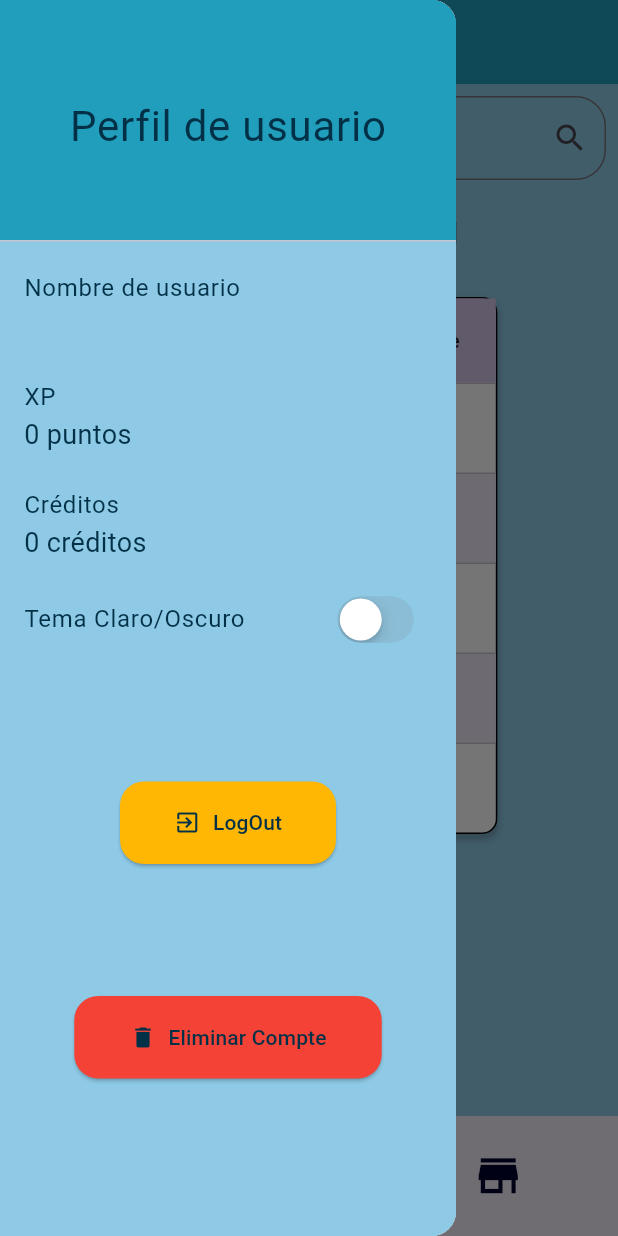
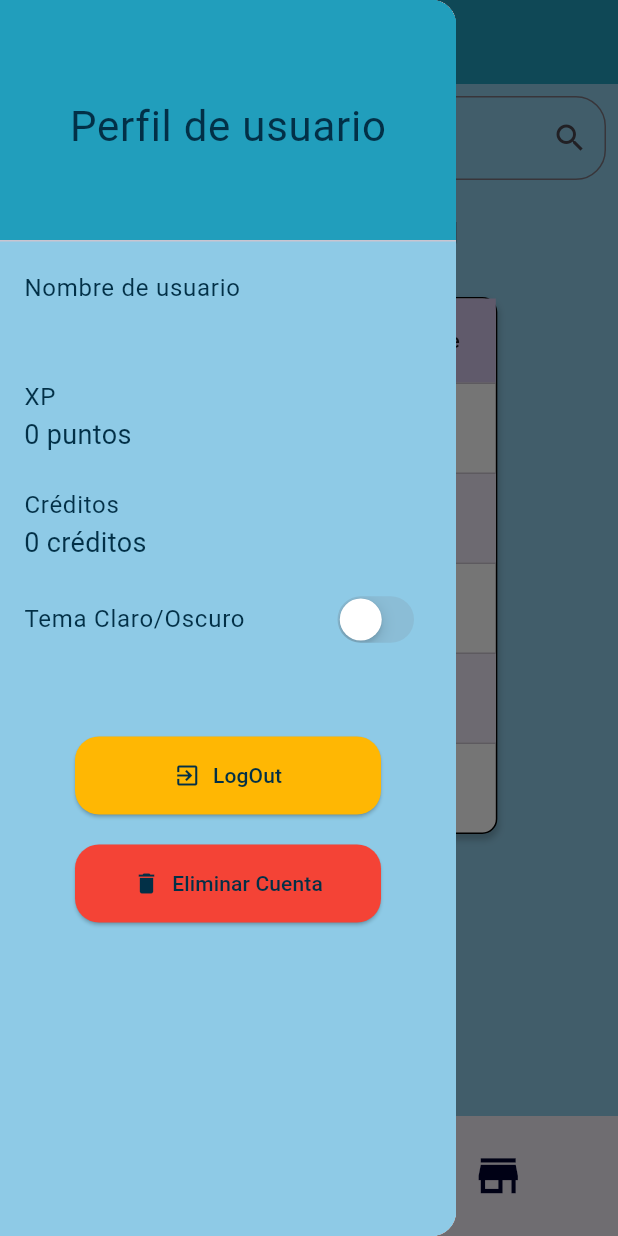
Before and after one commit to antoniofdez20/practica_final_flutter, a Flutter app: the RankingScreen screen opened by its route, with the side drawer open, on a phone screen of 412 x 824 dp. Run offline on Flutter 3.47's test engine with Material 3 defaults, Android fonts, the phone set to English and light mode, and no system bars; our stand-ins replace get, shared_preferences; accounts and stored records are empty; network calls fail.

Commit message:
ajustar botones drawer, borrar usuario restaurando tema y al crear usuario dirigir al home directamente

```diff
--- a/lib/controllers/themecontroller.dart
+++ b/lib/controllers/themecontroller.dart
@@ -12,4 +12,10 @@ class ThemeController extends GetxController {
     isDarkMode.value = !isDarkMode.value;
     PreferencesTheme.isDarkMode = isDarkMode.value;
   }
+
+  void resetTheme() {
+    isDarkMode.value = false;
+    PreferencesTheme.isDarkMode = false;
+    Get.changeTheme(MyTheme.lightTheme);
+  }
 }
--- a/lib/screens/home_screen.dart
+++ b/lib/screens/home_screen.dart
@@ -16,7 +16,7 @@ class HomeScreen extends StatelessWidget {
     final controller = Get.find<FirebaseUsersController>();
     return Obx(
       () => Scaffold(
-        appBar: TopAppBar(title: 'Quizz Land'),
+        appBar: const TopAppBar(title: 'Quizz Land'),
         drawer: const MyDrawer(),
         body: controller.users.isEmpty
             ? const Center(child: CircularProgressIndicator())
--- a/lib/utils/validators.dart
+++ b/lib/utils/validators.dart
@@ -20,11 +20,7 @@ class Validators {
       return 'L\'usuari és obligatori';
     }
 
-    if (!users.any((user) => user.username == value)) {
-      return 'Aquest usuari no existeix';
-    } else {
-      return null;
-    }
+    return null;
   }
 
   static String? emailValidator(String? value, List<User> users) {
--- a/lib/widgets/mydrawer.dart
+++ b/lib/widgets/mydrawer.dart
@@ -1,5 +1,3 @@
-import 'dart:ffi';
-
 import 'package:flutter/material.dart';
 import 'package:get/get.dart';
 import 'package:practica_final_flutter/controllers/firebase_users_controller.dart';
@@ -9,7 +7,7 @@ import 'package:practica_final_flutter/utils/theme.dart';
 import 'package:flutter/cupertino.dart';
 
 class MyDrawer extends StatelessWidget {
-  const MyDrawer({Key? key});
+  const MyDrawer({super.key});
 
   @override
   Widget build(BuildContext context) {
@@ -85,40 +83,36 @@ class MyDrawer extends StatelessWidget {
                 ),
               ),
               Padding(
-                padding: const EdgeInsets.all(80.0), // Ajusta este valor para cambiar el margen alrededor del botón
-                child: SizedBox(
-                  width: 200.0, // Ajusta este valor para cambiar el ancho del botón
-                  height: 55.0, // Ajusta este valor para cambiar la altura del botón
-                  child: ElevatedButton.icon(
-                    icon: const Icon(Icons.exit_to_app), // Define tu icono aquí
-                    label: const Text('LogOut'), // Define tu texto aquí
-                    onPressed: () {
-                      controller.resetCredencials();
-                      Get.offAllNamed('/login');
-                    },
-                  ),
+                padding: const EdgeInsets.all(
+                    50), // Añade un padding general para mejor espaciado
+                child: Column(
+                  mainAxisSize: MainAxisSize.min,
+                  mainAxisAlignment: MainAxisAlignment.center,
+                  children: [
+                    ElevatedButton.icon(
+                      icon: const Icon(Icons.exit_to_app),
+                      label: const Text('LogOut'),
+                      onPressed: () {
+                        controller.resetCredencials();
+                        Get.offAllNamed('/login');
+                      },
+                    ),
+                    const SizedBox(height: 20), // Espaciado entre botones
+                    ElevatedButton.icon(
+                      icon: const Icon(Icons.delete),
+                      label: const Text('Eliminar Cuenta'),
+                      style: ElevatedButton.styleFrom(
+                        backgroundColor: Colors.red, // Color del botón
+                      ),
+                      onPressed: () async {
+                        themeController.resetTheme();
+                        await controller.deleteUser();
+                        Get.offAllNamed('/login');
+                      },
+                    ),
+                  ],
                 ),
               ),
-              Align(
-                alignment: Alignment.bottomCenter,
-                child: Padding(
-                  padding: const EdgeInsets.all(8.0), // Ajusta este valor para cambiar el margen alrededor del botón
-                  child: Container(
-                    width: 205.0, // Ajusta este valor para cambiar el ancho del botón
-                    height: 55.0, // Ajusta este valor para cambiar la altura del botón
-                    child: ElevatedButton.icon(
-                      icon: const Icon(Icons.delete), // Define tu icono aquí
-                      label: const Text('Eliminar Compte'), // Define tu texto aquí
-                      style: ElevatedButton.styleFrom(
-                        backgroundColor: Colors.red,
-                      ),
-                      onPressed: () {
-                        // Aquí va tu lógica al presionar el botón
-                      },
-                    ),
-                  ),
-                ),
-              )
             ],
           ),
         ),
--- a/lib/widgets/top_app_bar.dart
+++ b/lib/widgets/top_app_bar.dart
@@ -1,19 +1,15 @@
 import 'package:flutter/material.dart';
-import 'package:get/get.dart';
 
 class TopAppBar extends StatelessWidget implements PreferredSizeWidget {
   final String title;
 
-  TopAppBar({required this.title});
+  const TopAppBar({super.key, required this.title});
 
   @override
-  Size get preferredSize => Size.fromHeight(kToolbarHeight);
+  Size get preferredSize => const Size.fromHeight(kToolbarHeight);
 
   @override
   Widget build(BuildContext context) {
-    return AppBar(
-      centerTitle: true,
-      title: Text(title)
-    );
+    return AppBar(centerTitle: true, title: Text(title));
   }
 }
```
Also changed, not shown: lib/controllers/firebase_users_controller.dart (+15 -5 lines), lib/screens/create_account_screen.dart (+6 -3 lines), lib/screens/ranking_screen.dart (+12 -6 lines), lib/services/firebase_rtdb_services.dart (+12 -3 lines).
